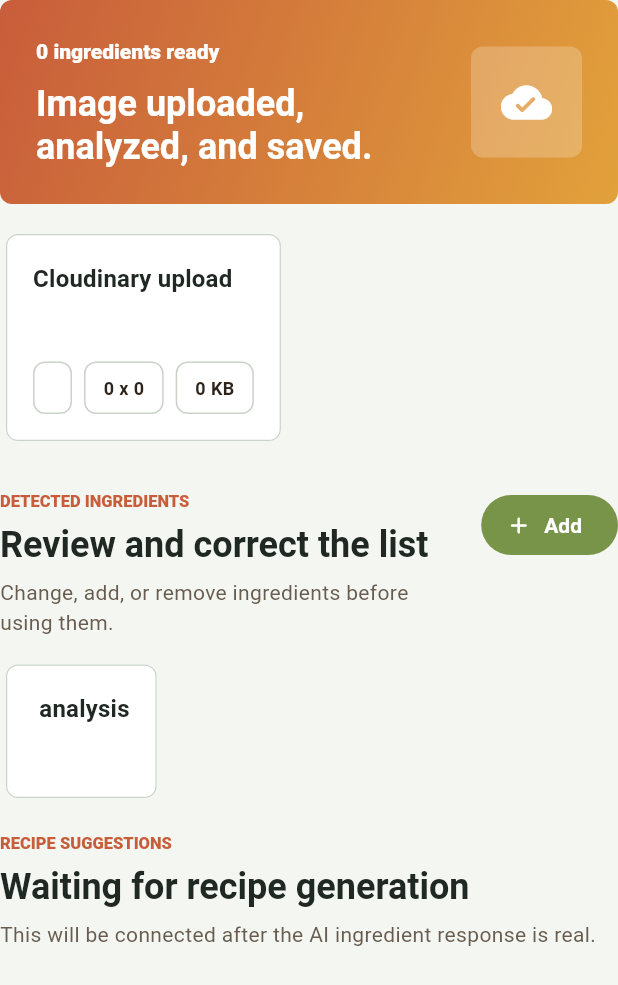
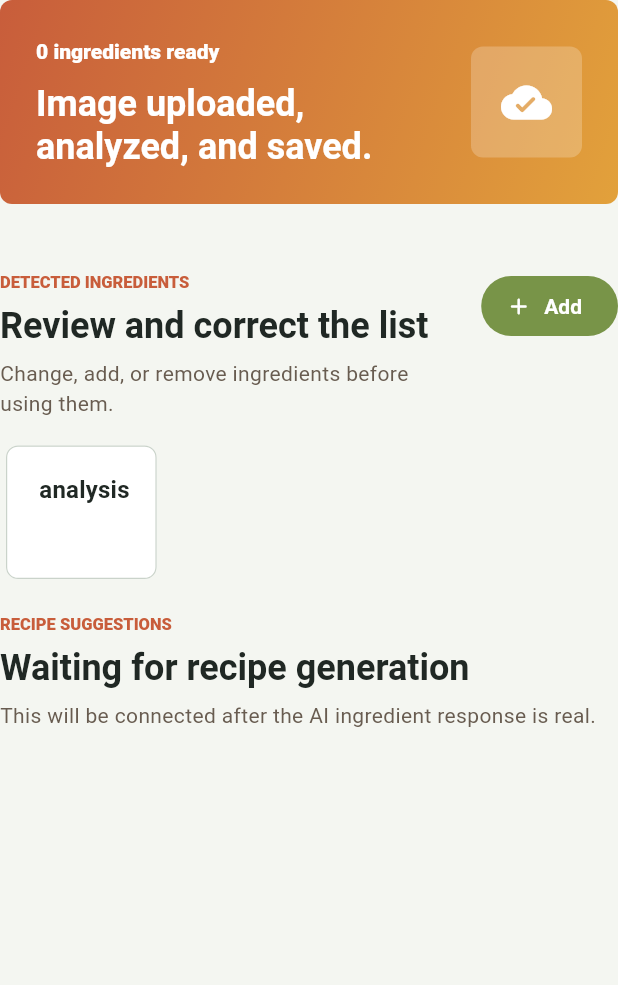
Before and after one commit to anvnh/lazychef, a Flutter app: the _UploadedScanContent widget shown alone on an empty page, opened directly with empty values, on a phone screen of 412 x 824 dp. Shown: the top 985 px of the screen. Run offline on Flutter 3.47's test engine with Material 3 defaults, Android fonts, the phone set to English and light mode, and no system bars; our stand-ins replace dio, flutter_riverpod, flutter_secure_storage, image_picker; accounts and stored records are empty; network calls fail.

Commit message:
refactor(scan): hide upload details card in scan results
- Remove the upload details display from the scan result UI by
  commenting out its widget and implementation
- Preserve the original code as commented blocks for easy restoration

```diff
--- a/lib/features/scan/ui/scan_result_screen.dart
+++ b/lib/features/scan/ui/scan_result_screen.dart
@@ -288,7 +288,7 @@ class _UploadedScanContentState extends ConsumerState<_UploadedScanContent> {
           icon: Icons.cloud_done_rounded,
         ),
         const SizedBox(height: 16),
-        _UploadDetailsCard(result: widget.result),
+        // _UploadDetailsCard(result: widget.result),
         const SizedBox(height: 28),
         SectionTitle(
           eyebrow: 'Detected ingredients',
@@ -512,46 +512,46 @@ class _ScanSummaryCard extends StatelessWidget {
   }
 }
 
-class _UploadDetailsCard extends StatelessWidget {
-  const _UploadDetailsCard({required this.result});
+// class _UploadDetailsCard extends StatelessWidget {
+//   const _UploadDetailsCard({required this.result});
 
-  final ScanUploadResult result;
+//   final ScanUploadResult result;
 
-  @override
-  Widget build(BuildContext context) {
-    return Card(
-      child: Padding(
-        padding: const EdgeInsets.all(18),
-        child: Column(
-          crossAxisAlignment: CrossAxisAlignment.start,
-          children: [
-            Text(
-              'Cloudinary upload',
-              style: Theme.of(context).textTheme.titleMedium,
-            ),
-            const SizedBox(height: 10),
-            Text(
-              result.image.secureUrl,
-              style: Theme.of(
-                context,
-              ).textTheme.bodyMedium?.copyWith(color: const Color(0xFF6A5D51)),
-            ),
-            const SizedBox(height: 12),
-            Wrap(
-              spacing: 8,
-              runSpacing: 8,
-              children: [
-                _metadataPill(result.image.format.toUpperCase()),
-                _metadataPill('${result.image.width} x ${result.image.height}'),
-                _metadataPill('${(result.image.bytes / 1024).round()} KB'),
-              ],
-            ),
-          ],
-        ),
-      ),
-    );
-  }
-}
+//   @override
+//   Widget build(BuildContext context) {
+//     return Card(
+//       child: Padding(
+//         padding: const EdgeInsets.all(18),
+//         child: Column(
+//           crossAxisAlignment: CrossAxisAlignment.start,
+//           children: [
+//             Text(
+//               'Cloudinary upload',
+//               style: Theme.of(context).textTheme.titleMedium,
+//             ),
+//             const SizedBox(height: 10),
+//             Text(
+//               result.image.secureUrl,
+//               style: Theme.of(
+//                 context,
+//               ).textTheme.bodyMedium?.copyWith(color: const Color(0xFF6A5D51)),
+//             ),
+//             const SizedBox(height: 12),
+//             Wrap(
+//               spacing: 8,
+//               runSpacing: 8,
+//               children: [
+//                 _metadataPill(result.image.format.toUpperCase()),
+//                 _metadataPill('${result.image.width} x ${result.image.height}'),
+//                 _metadataPill('${(result.image.bytes / 1024).round()} KB'),
+//               ],
+//             ),
+//           ],
+//         ),
+//       ),
+//     );
+//   }
+// }
 
 class _EmptyIngredientsCard extends StatelessWidget {
   const _EmptyIngredientsCard({required this.analysis});
```
